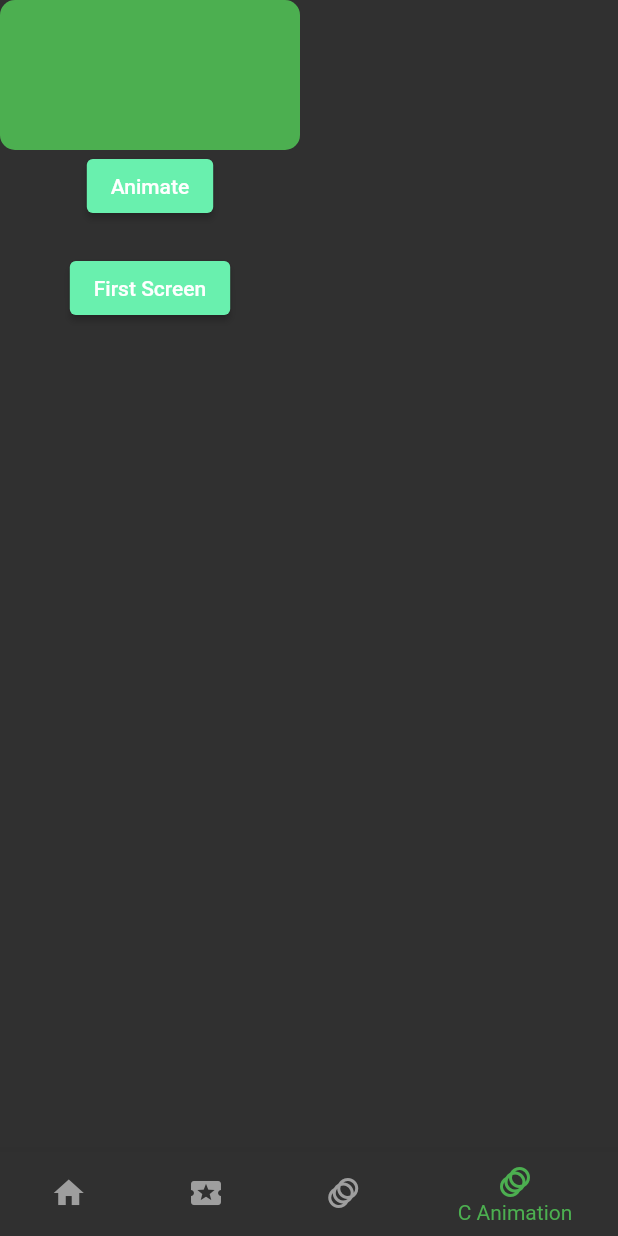
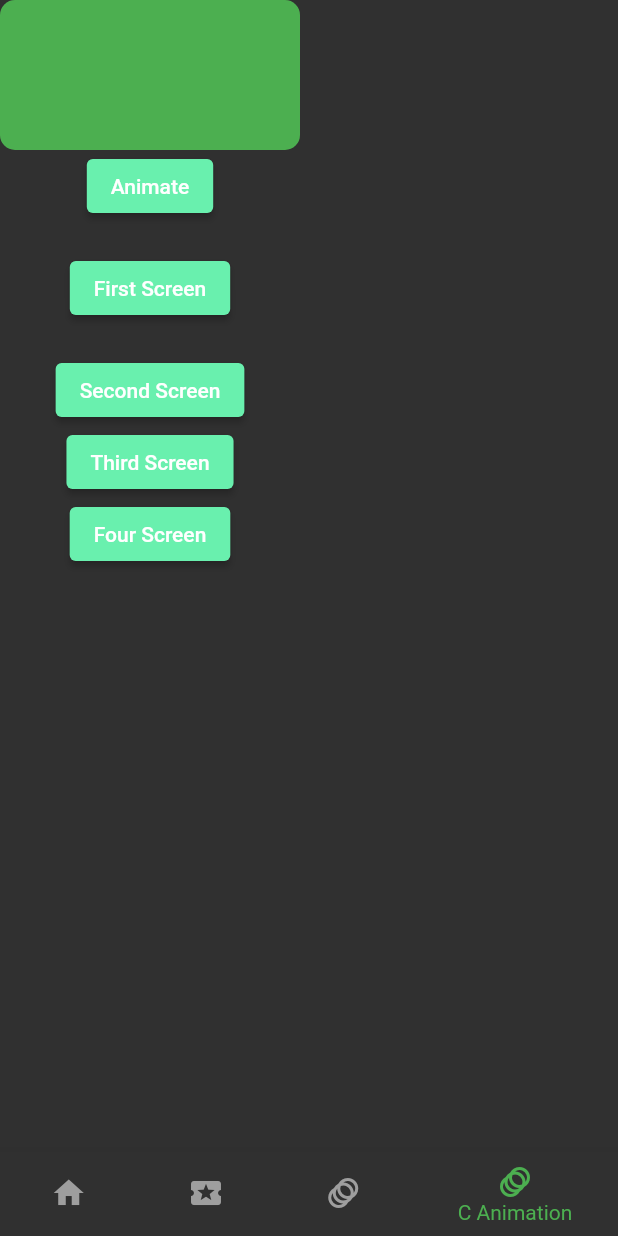
Before and after one commit to irfan701/Flutter, a Flutter app: the screen it shows after launch, item 4 of the bottom bar chosen, on a phone screen of 412 x 824 dp. Run offline on Flutter 3.47's test engine with Material 2 defaults, Android fonts, the light colour scheme and no system bars; our stand-ins replace get, google_fonts, lottie, rive; network calls fail.

Commit message:
Animation Align
Animation Align

```diff
--- a/bin/day8/day_eight/lib/main.dart
+++ b/bin/day8/day_eight/lib/main.dart
@@ -1,5 +1,8 @@
 import 'package:day_eight/bottom_nav_controller.dart';
 import 'package:day_eight/languages/Languages.dart';
+import 'package:day_eight/pages/AnimationScreenFive.dart';
+import 'package:day_eight/pages/AnimationScreenFour.dart';
+import 'package:day_eight/pages/AnimationScreenThree.dart';
 import 'package:day_eight/pages/AnimationScreenTwo.dart';
 import 'package:flutter/material.dart';
 import 'package:get/get.dart';
@@ -16,7 +19,9 @@ class MyApp extends StatelessWidget {
         initialRoute: '/',
         routes: {
           'first-screen': (context) => AnimationScreenTwo(),
-          //  'second-screen': (context) => DetailsScreen()
+          'second-screen': (context) => AnimatedScreenThree(),
+          'third-screen': (context) => AnimationScreenFour(),
+          'four-screen': (context) => AnimationScreenFive(),
         },
         translations: Languages(),
         //locale: Get.deviceLocale,
--- a/bin/day8/day_eight/lib/pages/CodeAnimationScreen.dart
+++ b/bin/day8/day_eight/lib/pages/CodeAnimationScreen.dart
@@ -49,7 +49,25 @@ class _CodeAnimationScreenState extends State<CodeAnimationScreen> {
                 onPressed: () {
                   Navigator.pushNamed(context, 'first-screen');
                 },
-                child: Text("First Screen"))
+                child: Text("First Screen")),
+            SizedBox(
+              height: 20,
+            ),
+            ElevatedButton(
+                onPressed: () {
+                  Navigator.pushNamed(context, 'second-screen');
+                },
+                child: Text("Second Screen")),
+            ElevatedButton(
+                onPressed: () {
+                  Navigator.pushNamed(context, 'third-screen');
+                },
+                child: Text("Third Screen")),
+            ElevatedButton(
+                onPressed: () {
+                  Navigator.pushNamed(context, 'four-screen');
+                },
+                child: Text("Four Screen")),
           ],
         ),
       ),
```
Also changed, not shown: bin/day8/day_eight/lib/pages/AnimationScreenFive.dart (added, +37 -0 lines), bin/day8/day_eight/lib/pages/AnimationScreenFour.dart (added, +42 -0 lines), bin/day8/day_eight/lib/pages/AnimationScreenThree.dart (added, +38 -0 lines).
